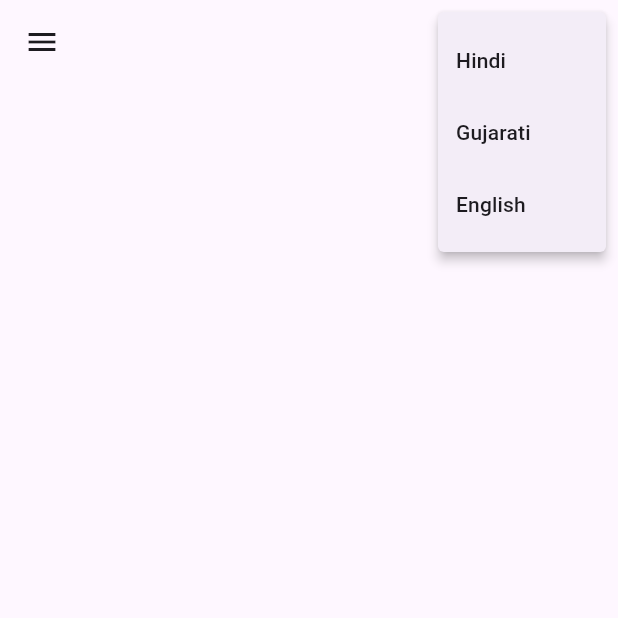
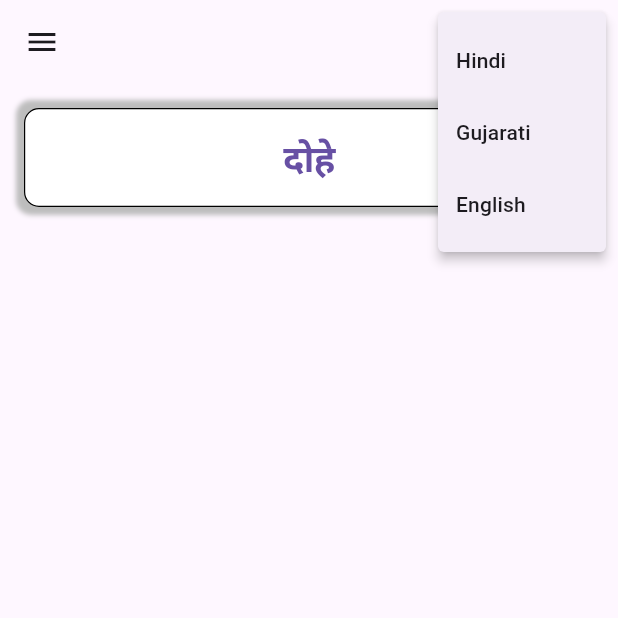
Before and after one commit to Aksharpatel06/religion_app, a Flutter app: the screen it shows after launch, after a tap on the "more vert" icon, on a phone screen of 412 x 824 dp, the top half of it. Run offline on Flutter 3.47's test engine with Material 3 defaults, Android fonts, the phone set to English and light mode, and no system bars.

Commit message:
22-06-2024

```diff
--- a/lib/main.dart
+++ b/lib/main.dart
@@ -1,12 +1,18 @@
 import 'package:flutter/material.dart';
 import 'package:provider/provider.dart';
+import 'package:religion_app/view/helper/api_sarvice.dart';
 import 'package:religion_app/view/provider/theme_provider.dart';
+import 'package:religion_app/view/screen/dohe/dohe_screen.dart';
+import 'package:religion_app/view/screen/dohe_meaning_screen.dart';
 import 'package:religion_app/view/screen/home/home_screen.dart';
 
 void main() {
   runApp(MultiProvider(providers: [
     ChangeNotifierProvider(
       create: (context) => ThemeProvider(),
+    ),
+    ChangeNotifierProvider(
+      create: (context) => ApiSarvice(),
     ),
   ],child: const MyApp()));
 }
@@ -21,7 +27,11 @@ class MyApp extends StatelessWidget {
           ? ThemeData.dark()
           : ThemeData.light(),
       debugShowCheckedModeBanner: false,
-      home: const HomeScreen(),
+      routes: {
+        '/':(context)=>HomeScreen(),
+        '/dohe':(context)=>DoheScreen(),
+        '/doheMeaning':(context)=>DoheMeaningScreen(),
+      },
     );
   }
 }
--- a/lib/view/screen/home/home_screen.dart
+++ b/lib/view/screen/home/home_screen.dart
@@ -1,3 +1,4 @@
+import 'package:flutter/cupertino.dart';
 import 'package:flutter/material.dart';
 
 import 'componects/author_details.dart';
@@ -8,12 +9,16 @@ class HomeScreen extends StatelessWidget {
 
   @override
   Widget build(BuildContext context) {
-    final height = MediaQuery.sizeOf(context).height;
-    final weight = MediaQuery.sizeOf(context).height;
+    final height = MediaQuery
+        .sizeOf(context)
+        .height;
+    final weight = MediaQuery
+        .sizeOf(context)
+        .height;
 
     return Scaffold(
       drawer: Drawer(
-        width: weight * 0.3,
+        width: weight * 0.32,
         child: Padding(
           padding: const EdgeInsets.all(8.0),
           child: Column(
@@ -54,8 +59,41 @@ class HomeScreen extends StatelessWidget {
           ),
         ],
       ),
-      body: Column(
-        children: [],
+      body: Padding(
+        padding: const EdgeInsets.all(16.0),
+        child: Column(
+          children: [
+            CupertinoButton(
+              onPressed: () {
+                Navigator.pushNamed(context,'/dohe');
+              },
+              padding: EdgeInsets.zero,
+              child: Container(
+                height: height * 0.08,
+                width: double.infinity,
+                decoration: BoxDecoration(
+                    border: Border.all(width: 0.8),
+                    borderRadius: BorderRadius.circular(10),
+                    color: Colors.white,
+                    boxShadow: [
+                      BoxShadow(
+                        color: Colors.grey.shade400,
+                        spreadRadius: 5,
+                        blurRadius: 2,
+                      )
+                    ]),
+                alignment: Alignment.center,
+                child: Text(
+                  'दोहे',
+                  style: TextStyle(
+                    fontSize: 25,
+                    fontWeight: FontWeight.bold,
+                  ),
+                ),
+              ),
+            )
+          ],
+        ),
       ),
     );
   }
--- a/pubspec.yaml
+++ b/pubspec.yaml
@@ -36,6 +36,9 @@ dependencies:
   # Use with the CupertinoIcons class for iOS style icons.
   cupertino_icons: ^1.0.6
   provider: ^6.1.2
+  url_launcher: ^6.3.0
+  share_extend: ^2.0.0
+
 
 dev_dependencies:
   flutter_test:
```
Also changed, not shown: lib/view/screen/dohe/dohe_screen.dart (added, +94 -0 lines), lib/view/screen/dohe_meaning_screen.dart (added, +119 -0 lines), asset/json/dohe.json, pubspec.lock.
